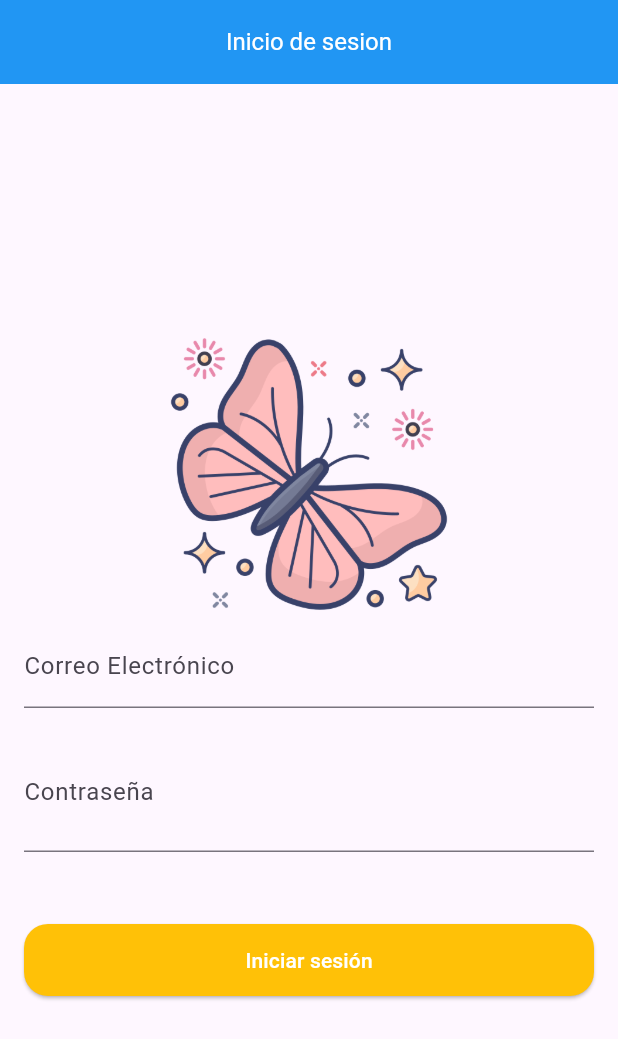
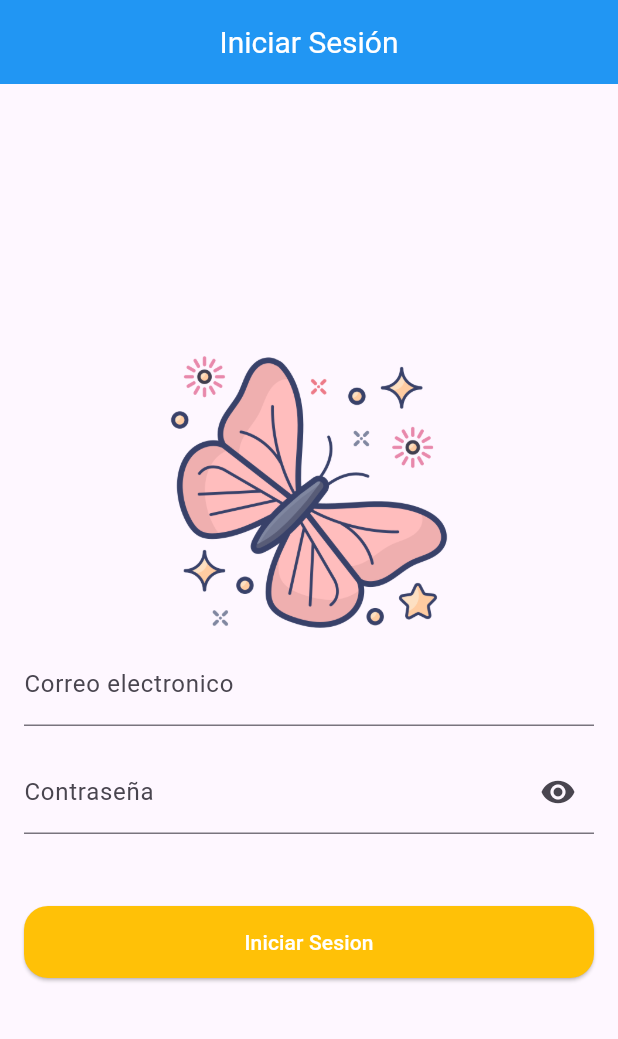
Before and after one commit to NattAraujo24/Desarrollo-web-integral, a Flutter app: the screen it shows after launch, on a phone screen of 412 x 824 dp. Shown: the top 1039 px of the screen. Run offline on Flutter 3.47's test engine with Material 3 defaults, Android fonts, the phone set to English and light mode, and no system bars.

Commit message:
actualizacion en el login

```diff
--- a/lib/modules/auth/screens/login.dart
+++ b/lib/modules/auth/screens/login.dart
@@ -1,9 +1,7 @@
 import 'package:flutter/material.dart';
 
 class Login extends StatefulWidget {
-  const Login({
-    super.key,
-  });
+  const Login({super.key});
 
   @override
   State<Login> createState() => _LoginState();
@@ -32,10 +30,10 @@ class _LoginState extends State<Login> {
   Widget build(BuildContext context) {
     return Scaffold(
       appBar: AppBar(
-        title: const Text('Inicio de sesion'),
+        title: const Text("Iniciar Sesión"),
         centerTitle: true,
         backgroundColor: Colors.blue,
-        titleTextStyle: const TextStyle(fontSize: 16, color: Colors.white),
+        titleTextStyle: const TextStyle(fontSize: 20, color: Colors.white),
       ),
       body: Center(
         child: Padding(
@@ -46,7 +44,7 @@ class _LoginState extends State<Login> {
               mainAxisAlignment: MainAxisAlignment.center,
               children: [
                 Image.asset(
-                  'assets/logo.png',
+                  "assets/logo.png",
                   width: 200,
                   height: 200,
                 ),
@@ -54,8 +52,8 @@ class _LoginState extends State<Login> {
                   validator: validateEmail,
                   controller: _emailController,
                   decoration: const InputDecoration(
-                    hintText: 'Correo Electrónico',
-                    label: Text('Correo Electrónico'),
+                    hintText: "Correo electronico",
+                    label: Text('Correo electronico'),
                   ),
                   keyboardType: TextInputType.emailAddress,
                 ),
@@ -63,21 +61,20 @@ class _LoginState extends State<Login> {
                   height: 16,
                 ),
                 TextFormField(
+                  controller: _passwordController,
                   obscureText: _isObscure,
-                  controller: _passwordController,
                   decoration: InputDecoration(
                     hintText: 'Contraseña',
                     label: const Text('Contraseña'),
-                    suffix: IconButton(
-                      onPressed: () {
-                        setState(() {
-                          _isObscure = !_isObscure;
-                        });
-                      },
-                      icon: Icon(
-                        _isObscure ? Icons.visibility : Icons.visibility_off,
-                      ),
-                    ),
+                    suffixIcon: IconButton(
+                        onPressed: () {
+                          setState(() {
+                            _isObscure = !_isObscure;
+                          });
+                        },
+                        icon: Icon(_isObscure
+                            ? Icons.visibility
+                            : Icons.visibility_off)),
                   ),
                 ),
                 const SizedBox(
@@ -88,17 +85,19 @@ class _LoginState extends State<Login> {
                   width: double.infinity,
                   child: ElevatedButton(
                     onPressed: () {
-                      if(_formKey.currentState!.validate()){
+                      if (_formKey.currentState!.validate()) {
+                        // ignore: avoid_print
                         print(
-                        'Datos - > ${_emailController.text} ${_passwordController.text}')
+                            ' Datos -> ${_emailController.text} ${_passwordController.text}');
                       }
                     },
                     style: OutlinedButton.styleFrom(
                         backgroundColor: Colors.amber,
                         foregroundColor: Colors.white,
                         shape: RoundedRectangleBorder(
-                            borderRadius: BorderRadius.circular(16))),
-                    child: const Text('Iniciar sesión'),
+                          borderRadius: BorderRadius.circular(16),
+                        )),
+                    child: const Text("Iniciar Sesion"),
                   ),
                 )
               ],
```
